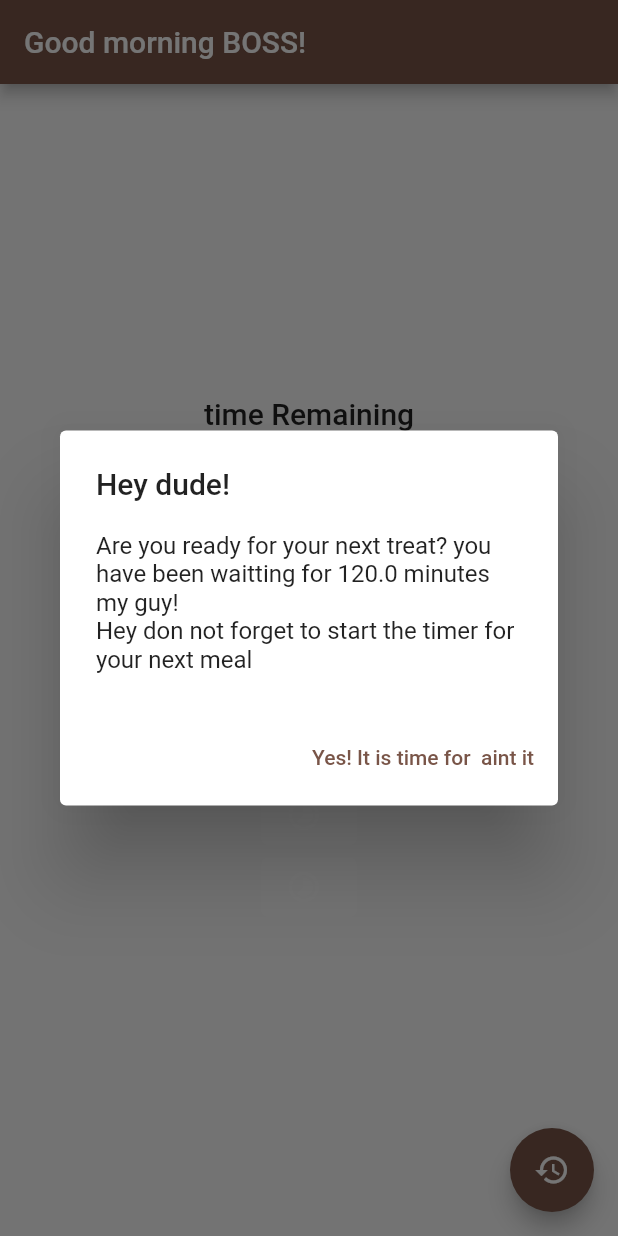
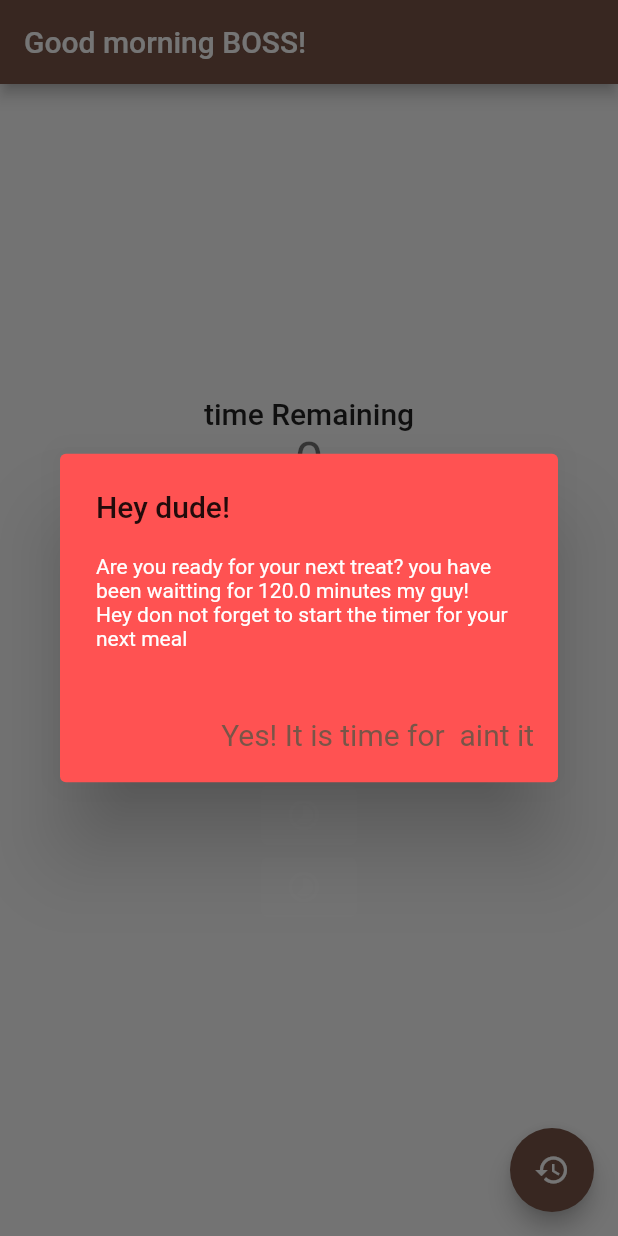
Before and after one commit to e17769/myMealFlutterMobileApp, a Flutter app: the screen it shows after launch, after a tap on the "timelapse" icon, after a tap on the "restore" icon, on a phone screen of 412 x 824 dp. Run offline on Flutter 3.47's test engine with Material 2 defaults, Android fonts, the light colour scheme and no system bars.

Commit message:
Minor Style improvement
Few styling update
The app still looks ugly tho

```diff
--- a/lib/main.dart
+++ b/lib/main.dart
@@ -130,6 +130,8 @@ class _MyHomePageState extends State<MyHomePage> {
         barrierDismissible: false, // user must tap button!
         builder: (BuildContext context) {
           return AlertDialog(
+            contentTextStyle: const TextStyle(color: Colors.white),
+            backgroundColor: Colors.redAccent,
             title: Text('Hey dude! ' + m.name),
             content: SingleChildScrollView(
               child: ListBody(
@@ -145,6 +147,9 @@ class _MyHomePageState extends State<MyHomePage> {
             ),
             actions: <Widget>[
               TextButton(
+                style: TextButton.styleFrom(
+                    textStyle:
+                        const TextStyle(fontSize: 20, color: Colors.white)),
                 child: Text('Yes! It is time for ' + m.name + ' aint it'),
                 onPressed: () {
                   Navigator.of(context).pop();
```
Also changed, not shown: 3 other files.
